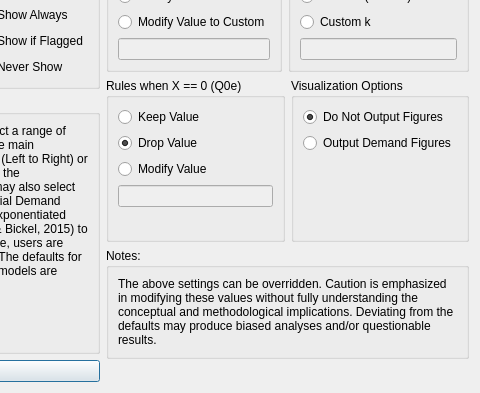
The window that demandsettingsdialog.ui (miyamot0/DemandCalculatorQT) describes before a commit, drawn with Qt 5; both pictures show x 263 to 743 and y 163 to 556 of the 743 by 556 pixel window.
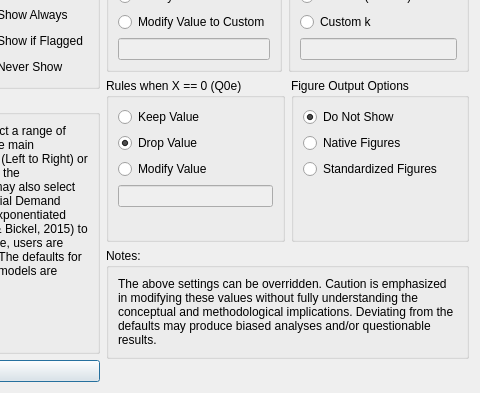
The same window after the commit.

Commit message: Add standardized option for plots

Patch:
```diff
--- a/demandsettingsdialog.ui
+++ b/demandsettingsdialog.ui
@@ -450,13 +450,13 @@
        <item>
         <widget class="QGroupBox" name="groupBoxFigure">
          <property name="title">
-          <string>Visualization Options</string>
+          <string>Figure Output Options</string>
          </property>
          <layout class="QVBoxLayout" name="verticalLayout_7">
           <item>
            <widget class="QRadioButton" name="figuresDisable">
             <property name="text">
-             <string>Do Not Output Figures</string>
+             <string>Do Not Show</string>
             </property>
             <property name="checked">
              <bool>true</bool>
@@ -466,7 +466,14 @@
           <item>
            <widget class="QRadioButton" name="figuresEnable">
             <property name="text">
-             <string>Output Demand Figures</string>
+             <string>Native Figures</string>
+            </property>
+           </widget>
+          </item>
+          <item>
+           <widget class="QRadioButton" name="figuresEnableStandard">
+            <property name="text">
+             <string>Standardized Figures</string>
             </property>
            </widget>
           </item>
```
The commit also changes 5 other files.
